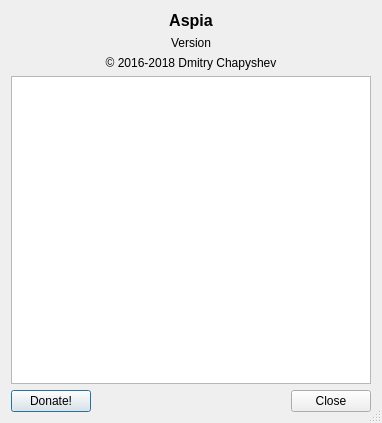
Qt form source/console/about_dialog.ui (dchapyshev/aspia) before a commit.
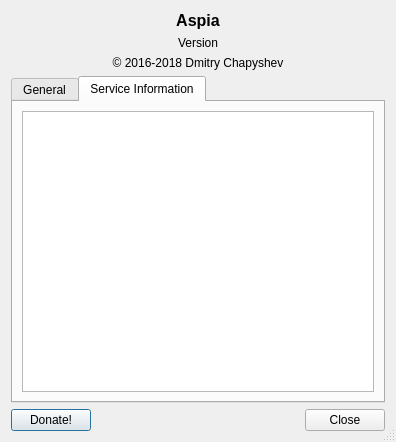
The same form after that commit. The open tabs and pages were chosen to show the change. Icons and pictures are not drawn.

Commit message: - Added tab with service information.

Diff of the .ui file:
```diff
--- a/source/console/about_dialog.ui
+++ b/source/console/about_dialog.ui
@@ -6,8 +6,8 @@
    <rect>
     <x>0</x>
     <y>0</y>
-    <width>382</width>
-    <height>423</height>
+    <width>396</width>
+    <height>442</height>
    </rect>
   </property>
   <property name="windowTitle">
@@ -16,7 +16,7 @@
   <property name="sizeGripEnabled">
    <bool>true</bool>
   </property>
-  <layout class="QVBoxLayout" name="verticalLayout">
+  <layout class="QVBoxLayout" name="verticalLayout_2">
    <item>
     <widget class="QLabel" name="label_name">
      <property name="font">
@@ -55,6 +55,16 @@
     </widget>
    </item>
    <item>
+    <widget class="QTabWidget" name="tabWidget">
+     <property name="currentIndex">
+      <number>0</number>
+     </property>
+     <widget class="QWidget" name="tab_general">
+      <attribute name="title">
+       <string>General</string>
+      </attribute>
+      <layout class="QVBoxLayout" name="verticalLayout">
+       <item>
     <widget class="QTextBrowser" name="text_edit">
      <property name="readOnly">
       <bool>true</bool>
@@ -72,6 +82,20 @@
      <property name="openExternalLinks">
       <bool>true</bool>
      </property>
+        </widget>
+       </item>
+      </layout>
+     </widget>
+     <widget class="QWidget" name="tab_service">
+      <attribute name="title">
+       <string>Service Information</string>
+      </attribute>
+      <layout class="QVBoxLayout" name="verticalLayout_3">
+       <item>
+        <widget class="QListWidget" name="list_service"/>
+       </item>
+      </layout>
+     </widget>
     </widget>
    </item>
    <item>
```
Lines whose indentation alone changed are shown as unchanged. The commit also changes 5 other files.
